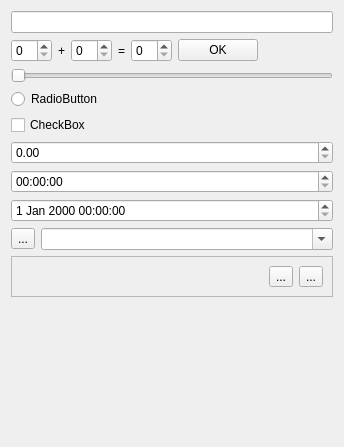
This is Qt/my_programm/_For_tests/src/for_tests_mainbox/ui/for_tests_mainbox.ui in RinatB2017/mega_GIT as Qt 5 draws it before an edit. The edited form follows.
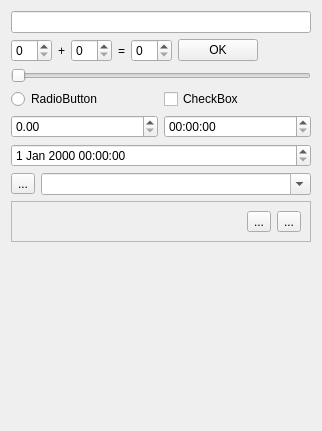
This is the edited form. Custom widgets are drawn as their Qt base class.

```diff
--- a/Qt/my_programm/_For_tests/src/for_tests_mainbox/ui/for_tests_mainbox.ui
+++ b/Qt/my_programm/_For_tests/src/for_tests_mainbox/ui/for_tests_mainbox.ui
@@ -6,8 +6,8 @@
    <rect>
     <x>0</x>
     <y>0</y>
-    <width>344</width>
-    <height>447</height>
+    <width>322</width>
+    <height>431</height>
    </rect>
   </property>
   <layout class="QVBoxLayout" name="verticalLayout">
@@ -81,25 +81,29 @@
     </widget>
    </item>
    <item>
-    <widget class="QRadioButton" name="rb_test">
-     <property name="text">
-      <string>RadioButton</string>
-     </property>
-    </widget>
-   </item>
-   <item>
+    <layout class="QGridLayout" name="gridLayout">
+     <item row="0" column="1">
     <widget class="QCheckBox" name="cb_checkbox_test">
      <property name="text">
       <string>CheckBox</string>
      </property>
     </widget>
    </item>
-   <item>
+     <item row="0" column="0">
+      <widget class="QRadioButton" name="rb_test">
+       <property name="text">
+        <string>RadioButton</string>
+       </property>
+      </widget>
+     </item>
+     <item row="1" column="0">
     <widget class="QDoubleSpinBox" name="doubleSpinBox"/>
    </item>
-   <item>
+     <item row="1" column="1">
     <widget class="QTimeEdit" name="timeEdit"/>
    </item>
+    </layout>
+   </item>
    <item>
     <widget class="QDateTimeEdit" name="dateTimeEdit"/>
    </item>
```
Left out of the diff: 4 changed lines with no effect on the pictures. Lines whose indentation alone changed are shown as unchanged.
